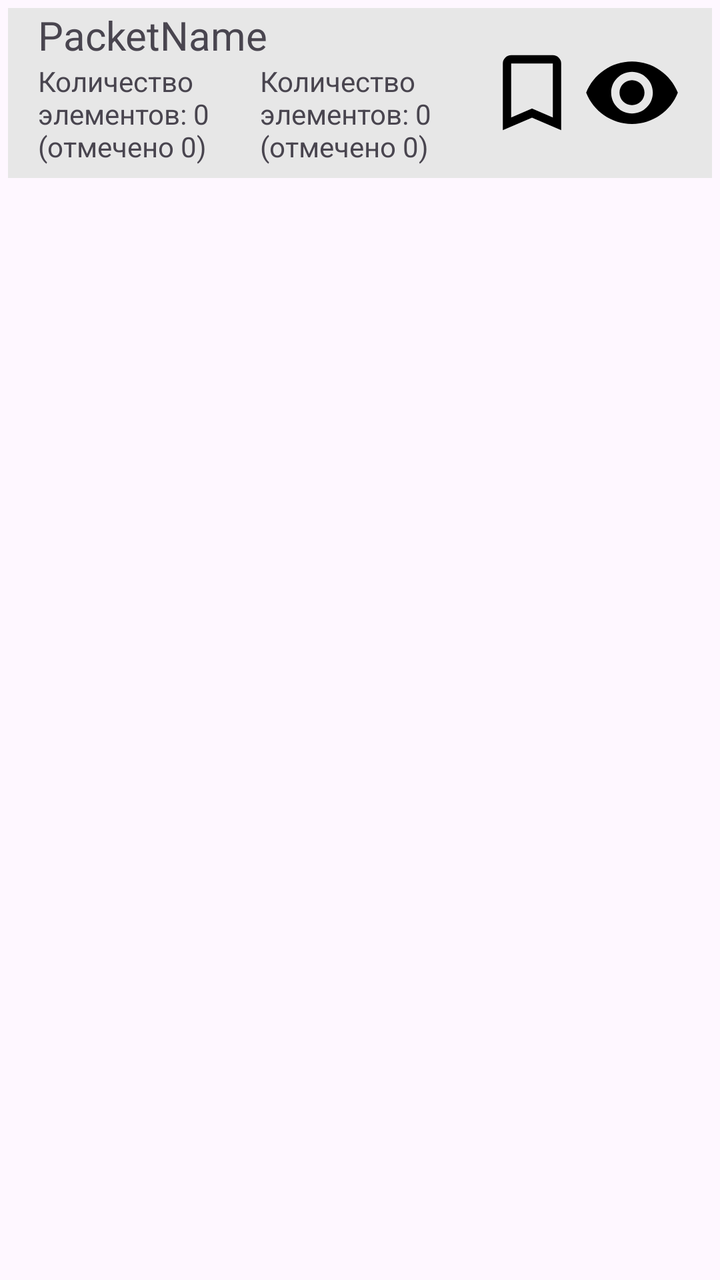
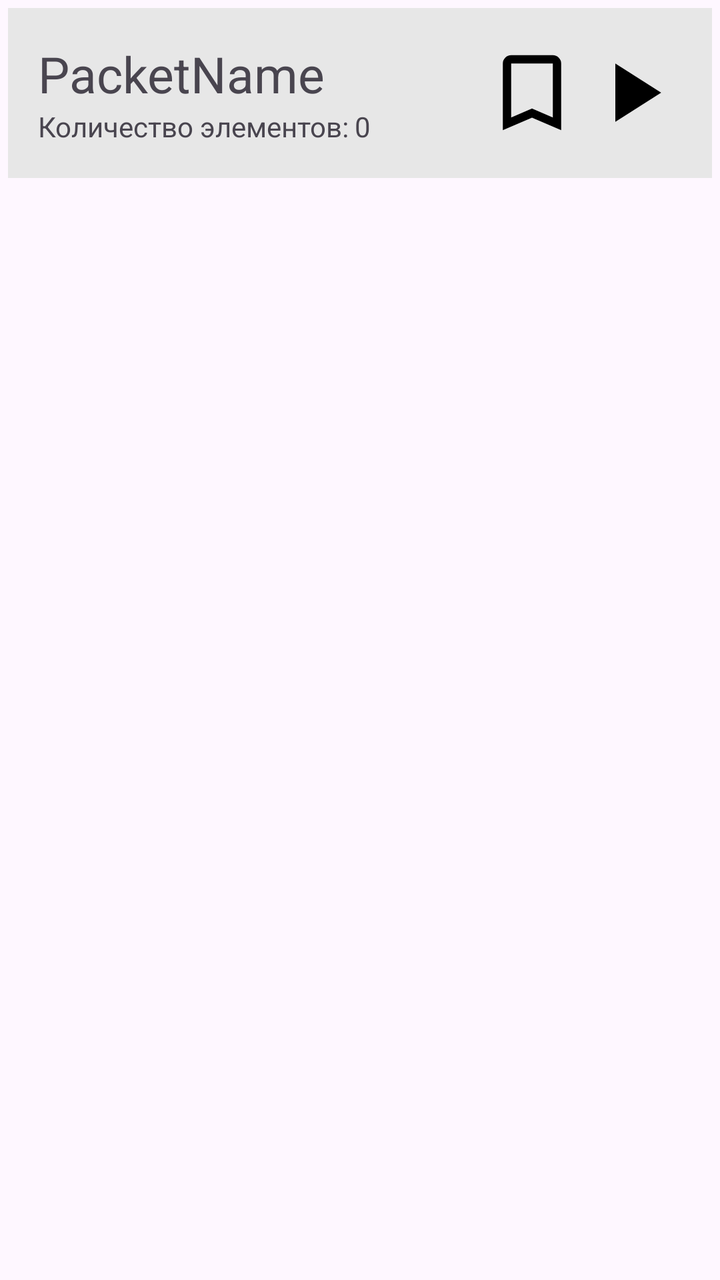

Two renders of the same Android screen: before a commit and after it. Below are the layout's source before the change and the commit's diff.
<!-- AndroidManifest.xml: application theme Theme.FGLearning -->
<!-- res/layout/item_package.xml -->
<?xml version="1.0" encoding="utf-8"?>
<layout xmlns:app="http://schemas.android.com/apk/res-auto"
    xmlns:android="http://schemas.android.com/apk/res/android">

    <data>
        <variable
            name="packageOne"
            type="com.example.fglearning.database.entity.Package" />
    </data>

    <LinearLayout
        android:layout_width="match_parent"
        android:layout_height="wrap_content"
        android:orientation="vertical"
        android:padding="4dp">
        
        <LinearLayout
            android:layout_width="match_parent"
            android:layout_height="85dp"
            android:background="#E7E7E7"
            android:orientation="horizontal"
            android:paddingStart="15dp"
            android:paddingEnd="15dp">

            <LinearLayout
                android:layout_width="wrap_content"
                android:layout_height="match_parent"
                android:orientation="vertical"
                android:layout_weight="1"
                android:layout_gravity="center_vertical">
                
                <LinearLayout
                    android:layout_width="wrap_content"
                    android:layout_height="wrap_content"
                    android:orientation="horizontal"
                    android:gravity="center_vertical">
                    <TextView
                        android:layout_width="wrap_content"
                        android:layout_height="wrap_content"
                        android:text="PacketName"
                        android:textSize="20dp"/>
                    
                </LinearLayout>
                <LinearLayout
                    android:layout_width="wrap_content"
                    android:layout_height="match_parent"
                    android:layout_weight="1"
                    android:orientation="horizontal"
                    android:gravity="center_vertical">
                    
                    <LinearLayout
                        android:layout_width="wrap_content"
                        android:layout_height="match_parent"
                        android:layout_weight="1"
                        android:orientation="vertical">

                        <TextView
                            android:layout_width="wrap_content"
                            android:layout_height="wrap_content"
                            android:text="Количество элементов: 0 (отмечено 0)"/>
                    </LinearLayout>
                    
                    <LinearLayout
                        android:layout_width="wrap_content"
                        android:layout_height="match_parent"
                        android:layout_weight="1"
                        android:orientation="vertical">

                        <TextView
                            android:layout_width="wrap_content"
                            android:layout_height="wrap_content"
                            android:text="Количество элементов: 0 (отмечено 0)"/>
                    </LinearLayout>
                </LinearLayout>
            </LinearLayout>

            <ImageView
                android:layout_width="50dp"
                android:layout_height="50dp"
                app:srcCompat="@drawable/bookmark"
                android:layout_gravity="center"/>
            <ImageView
                android:layout_width="50dp"
                android:layout_height="50dp"
                app:srcCompat="@drawable/eye"
                android:layout_gravity="center"/>
            
            

        </LinearLayout>





    </LinearLayout>

</layout>
<!-- resources referenced by this layout -->
<resources>
  <!-- drawable bookmark (drawable) -->
  <vector xmlns:android="http://schemas.android.com/apk/res/android" android:height="24dp" android:tint="#000000" android:viewportHeight="960" android:viewportWidth="960" android:width="24dp">
        
      <path android:fillColor="@android:color/white" android:pathData="M200,840L200,200Q200,167 223.5,143.5Q247,120 280,120L680,120Q713,120 736.5,143.5Q760,167 760,200L760,840L480,720L200,840ZM280,718L480,632L680,718L680,200Q680,200 680,200Q680,200 680,200L280,200Q280,200 280,200Q280,200 280,200L280,718ZM280,200L280,200Q280,200 280,200Q280,200 280,200L680,200Q680,200 680,200Q680,200 680,200L680,200L480,200L280,200Z"/>
      
  </vector>
  <!-- drawable eye (drawable) -->
  <vector xmlns:android="http://schemas.android.com/apk/res/android" android:height="24dp" android:tint="#000000" android:viewportHeight="24" android:viewportWidth="24" android:width="24dp">
        
      <path android:fillColor="@android:color/white" android:pathData="M12,4.5C7,4.5 2.73,7.61 1,12c1.73,4.39 6,7.5 11,7.5s9.27,-3.11 11,-7.5c-1.73,-4.39 -6,-7.5 -11,-7.5zM12,17c-2.76,0 -5,-2.24 -5,-5s2.24,-5 5,-5 5,2.24 5,5 -2.24,5 -5,5zM12,9c-1.66,0 -3,1.34 -3,3s1.34,3 3,3 3,-1.34 3,-3 -1.34,-3 -3,-3z"/>
      
  </vector>
  <style name="Theme.FGLearning" parent="Base.Theme.FGLearning" />
  <style name="Base.Theme.FGLearning" parent="Theme.Material3.DayNight.NoActionBar">
          
          
      </style>
</resources>

<!-- the commit's change to res/layout/item_package.xml (unified diff, before → after) -->
@@ -27,8 +27,21 @@
                 android:layout_height="match_parent"
                 android:orientation="vertical"
                 android:layout_weight="1"
-                android:layout_gravity="center_vertical">
+                android:gravity="center_vertical">
                 
+                <LinearLayout
+                    android:layout_width="wrap_content"
+                    android:layout_height="wrap_content"
+                    android:orientation="horizontal"
+                    android:gravity="center_vertical">
+                    <TextView
+                        android:id="@+id/packetNameText"
+                        android:layout_width="wrap_content"
+                        android:layout_height="wrap_content"
+                        android:text="PacketName"
+                        android:textSize="25dp"/>
+                    
+                </LinearLayout>
                 <LinearLayout
                     android:layout_width="wrap_content"
                     android:layout_height="wrap_content"
@@ -37,52 +50,45 @@
                     <TextView
                         android:layout_width="wrap_content"
                         android:layout_height="wrap_content"
-                        android:text="PacketName"
-                        android:textSize="20dp"/>
+                        android:text="Количество элементов:"/>
+                    <TextView
+                        android:id="@+id/packageItemCountText"
+                        android:layout_marginStart="3dp"
+                        android:layout_width="wrap_content"
+                        android:layout_height="wrap_content"
+                        android:text="0"/>
+
+
+
+
+
+
                     
-                </LinearLayout>
-                <LinearLayout
-                    android:layout_width="wrap_content"
-                    android:layout_height="match_parent"
-                    android:layout_weight="1"
-                    android:orientation="horizontal"
-                    android:gravity="center_vertical">
-                    
-                    <LinearLayout
-                        android:layout_width="wrap_content"
-                        android:layout_height="match_parent"
-                        android:layout_weight="1"
-                        android:orientation="vertical">
 
-                        <TextView
-                            android:layout_width="wrap_content"
-                            android:layout_height="wrap_content"
-                            android:text="Количество элементов: 0 (отмечено 0)"/>
-                    </LinearLayout>
-                    
-                    <LinearLayout
-                        android:layout_width="wrap_content"
-                        android:layout_height="match_parent"
-                        android:layout_weight="1"
-                        android:orientation="vertical">
 
-                        <TextView
-                            android:layout_width="wrap_content"
-                            android:layout_height="wrap_content"
-                            android:text="Количество элементов: 0 (отмечено 0)"/>
-                    </LinearLayout>
+
+
+
+
+
+
+
+
+
                 </LinearLayout>
             </LinearLayout>
 
             <ImageView
+                android:id="@+id/markButton"
                 android:layout_width="50dp"
                 android:layout_height="50dp"
                 app:srcCompat="@drawable/bookmark"
                 android:layout_gravity="center"/>
             <ImageView
+                android:id="@+id/playButton"
                 android:layout_width="50dp"
                 android:layout_height="50dp"
-                app:srcCompat="@drawable/eye"
+                app:srcCompat="@drawable/play"
                 android:layout_gravity="center"/>
             
             
<!-- resource entries referenced after the edit -->
@@ -6,10 +6,10 @@
       <path android:fillColor="@android:color/white" android:pathData="M200,840L200,200Q200,167 223.5,143.5Q247,120 280,120L680,120Q713,120 736.5,143.5Q760,167 760,200L760,840L480,720L200,840ZM280,718L480,632L680,718L680,200Q680,200 680,200Q680,200 680,200L280,200Q280,200 280,200Q280,200 280,200L280,718ZM280,200L280,200Q280,200 280,200Q280,200 280,200L680,200Q680,200 680,200Q680,200 680,200L680,200L480,200L280,200Z"/>
       
   </vector>
-  <!-- drawable eye (drawable) -->
+  <!-- drawable play (drawable) -->
   <vector xmlns:android="http://schemas.android.com/apk/res/android" android:height="24dp" android:tint="#000000" android:viewportHeight="24" android:viewportWidth="24" android:width="24dp">
         
-      <path android:fillColor="@android:color/white" android:pathData="M12,4.5C7,4.5 2.73,7.61 1,12c1.73,4.39 6,7.5 11,7.5s9.27,-3.11 11,-7.5c-1.73,-4.39 -6,-7.5 -11,-7.5zM12,17c-2.76,0 -5,-2.24 -5,-5s2.24,-5 5,-5 5,2.24 5,5 -2.24,5 -5,5zM12,9c-1.66,0 -3,1.34 -3,3s1.34,3 3,3 3,-1.34 3,-3 -1.34,-3 -3,-3z"/>
+      <path android:fillColor="@android:color/white" android:pathData="M8,5v14l11,-7z"/>
       
   </vector>
   <style name="Theme.FGLearning" parent="Base.Theme.FGLearning" />
